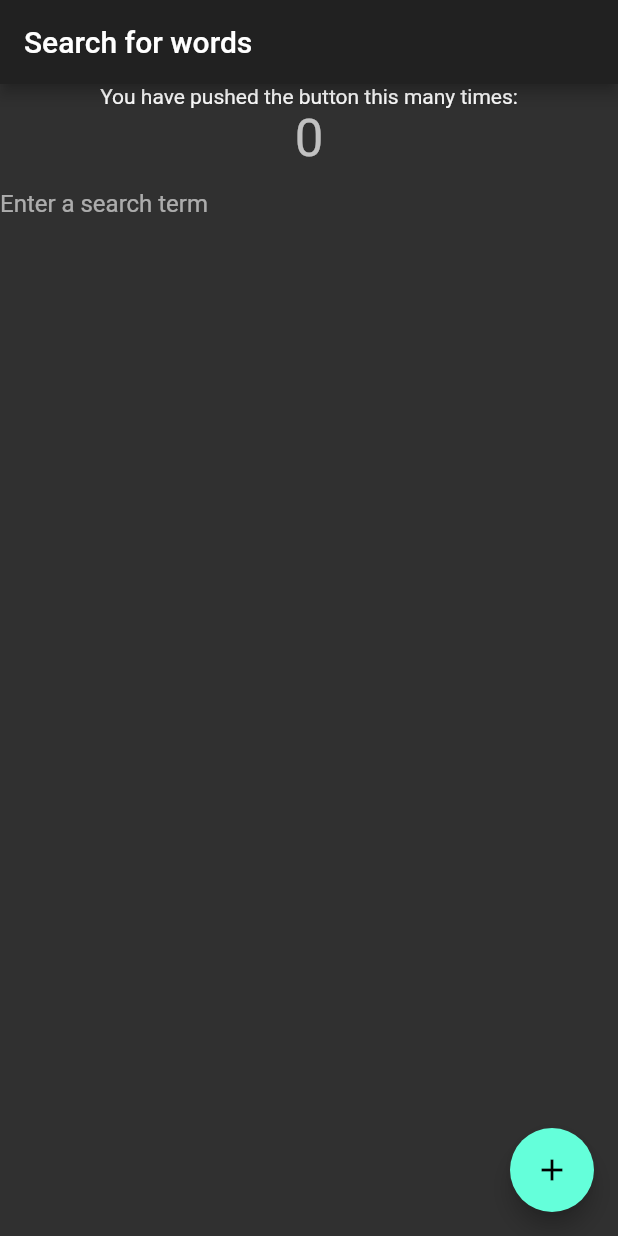
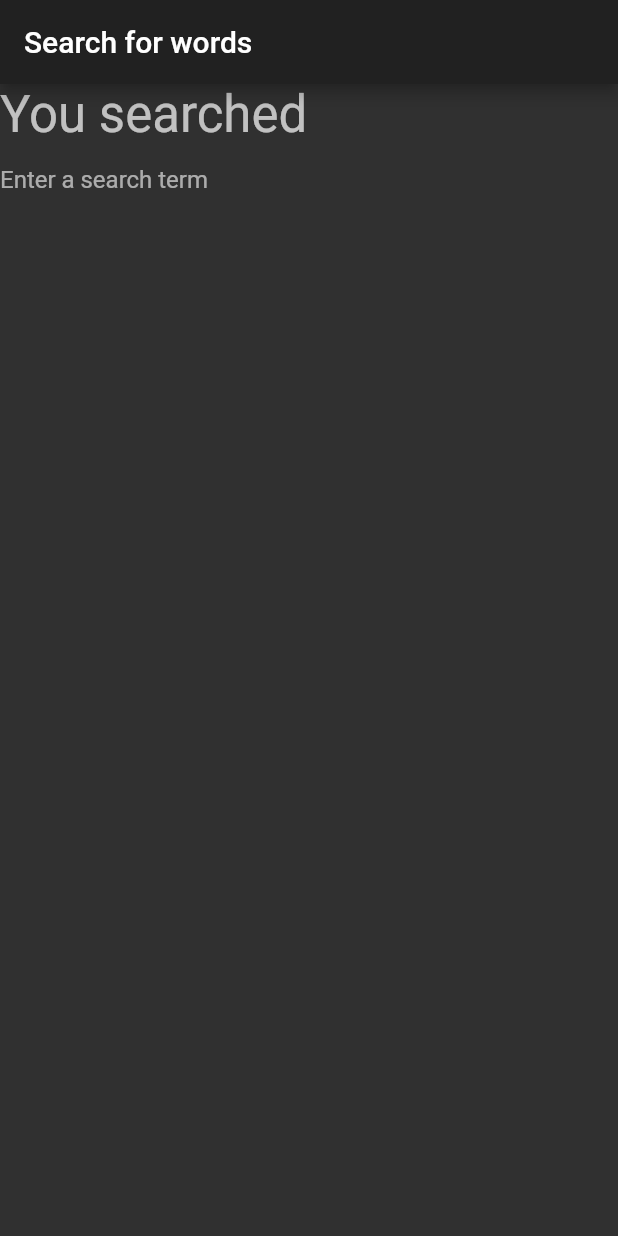
Before and after one commit to olfarmer/dark_dictionary, a Flutter app: the screen it shows after launch, on a phone screen of 412 x 824 dp. Run offline on Flutter 3.47's test engine with Material 2 defaults, Android fonts, the phone set to English and light mode, and no system bars.

Commit message:
Basic search logic

```diff
--- a/lib/main.dart
+++ b/lib/main.dart
@@ -27,11 +27,11 @@ class SearchPage extends StatefulWidget {
 }
 
 class _SearchPageState extends State<SearchPage> {
-  int _counter = 0;
+  String _searchTerm = "";
 
-  void _incrementCounter() {
+  void _performSearch(String term){
     setState(() {
-      _counter++;
+      _searchTerm = term;
     });
   }
 
@@ -44,29 +44,24 @@ class _SearchPageState extends State<SearchPage> {
       body: Center(
         child: Column(
           mainAxisAlignment: MainAxisAlignment.start,
+          crossAxisAlignment: CrossAxisAlignment.start,
           children: <Widget>[
             Text(
-              'You have pushed the button this many times:',
-            ),
-            Text(
-              '$_counter',
+              'You searched $_searchTerm',
               style: Theme.of(context).textTheme.display1,
+              textAlign: TextAlign.left,
             ),
             TextField(
               decoration: InputDecoration(
                   border: InputBorder.none,
-                  hintText: 'Enter a search term'
+                  hintText: 'Enter a search term',
               ),
+              textInputAction: TextInputAction.search,
+              onSubmitted: _performSearch,
             ),
           ],
         ),
       ),
-
-      floatingActionButton: FloatingActionButton(
-        onPressed: _incrementCounter,
-        tooltip: 'Increment',
-        child: Icon(Icons.add),
-      ),
     );
   }
 }
```
